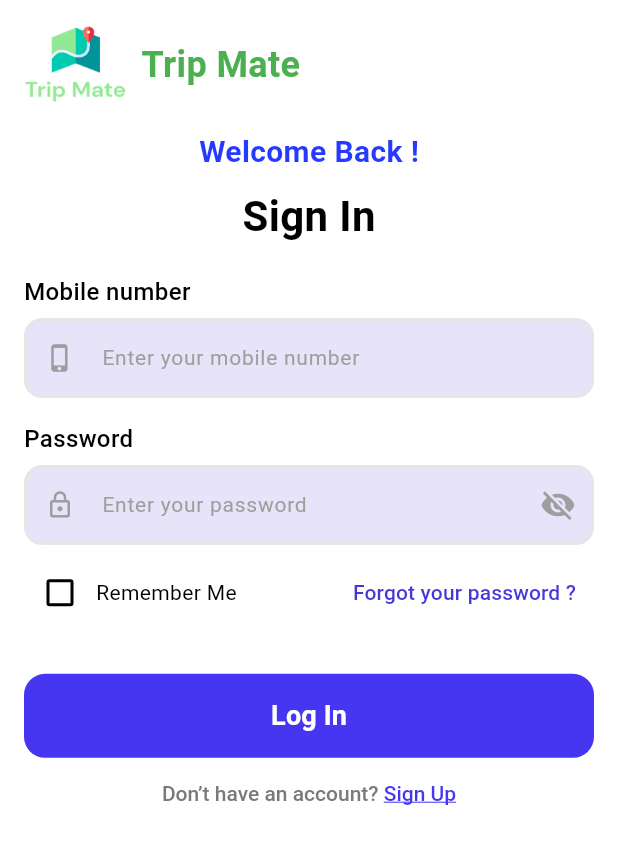
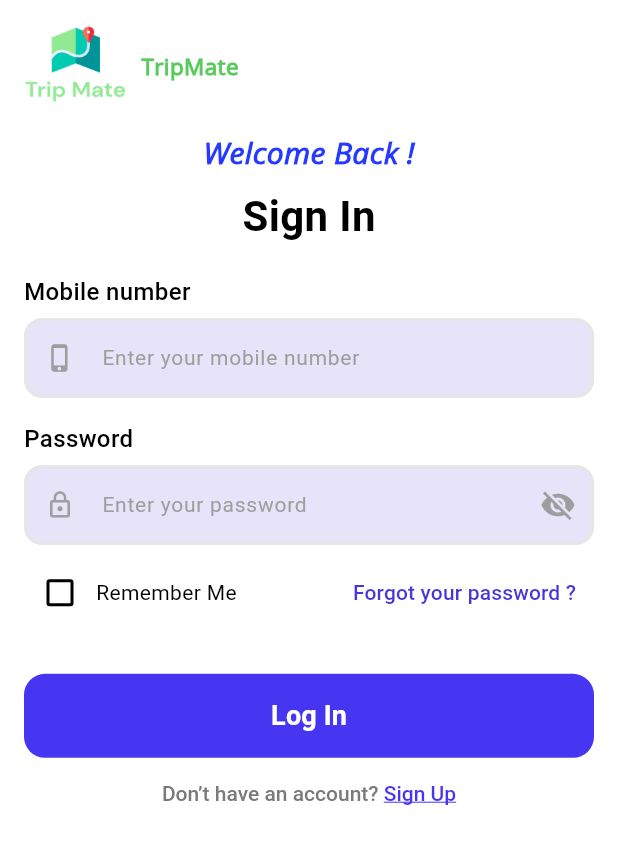
Before and after one commit to Rajukmahato/tripmates, a Flutter app: the LoginScreen screen opened directly, on a phone screen of 412 x 824 dp. Shown: the top 844 px of the screen. Run offline on Flutter 3.47's test engine with Material 3 defaults, Android fonts, the phone set to English and light mode, and no system bars.

```diff
--- a/lib/screens/login_screen.dart
+++ b/lib/screens/login_screen.dart
@@ -1,10 +1,10 @@
 import 'package:flutter/material.dart';
-import 'package:tripmates/screens/home_screen.dart';
 import 'package:tripmates/screens/register_screen.dart';
 import 'package:tripmates/utils/validator_util.dart';
 import 'package:tripmates/widgets/main_text_form_field.dart';
 import 'package:tripmates/widgets/my_button.dart';
 import 'package:flutter/gestures.dart';
+import 'package:tripmates/screens/bottom_navigation_screen.dart';
 
 class LoginScreen extends StatefulWidget {
   const LoginScreen({super.key});
@@ -46,11 +46,12 @@ class _LoginScreenState extends State<LoginScreen> {
                     ),
                     const SizedBox(width: 10),
                     const Text(
-                      "Trip Mate",
+                      "TripMate",
                       style: TextStyle(
-                        fontSize: 24,
+                        fontFamily: "OpenSans Regular",
+                        fontSize: 15,
                         fontWeight: FontWeight.w600,
-                        color: Color(0xFF4CAF50),
+                        color: Color.fromARGB(255, 89, 203, 93),
                       ),
                     ),
                   ],
@@ -61,6 +62,7 @@ class _LoginScreenState extends State<LoginScreen> {
                 Text(
                   "Welcome Back !",
                   style: TextStyle(
+                    fontFamily: "OpenSans Italic",
                     fontWeight: FontWeight.w600,
                     fontSize: titleFontSize,
                     color: const Color(0xFF2639FF),
@@ -148,7 +150,7 @@ class _LoginScreenState extends State<LoginScreen> {
                             Navigator.pushReplacement(
                               context,
                               MaterialPageRoute(
-                                builder: (context) => const DashboardScreen(),
+                                builder: (context) => const ButtonNavigationScreen(),
                               ),
                             );
                           }
--- a/lib/screens/splash_screen.dart
+++ b/lib/screens/splash_screen.dart
@@ -45,6 +45,7 @@ class _SplashScreenState extends State<SplashScreen> {
             Text(
               "Your Traveling Partner",
               style: TextStyle(
+                fontFamily: "OpenSans Italic",
                 color: Colors.white,
                 fontSize: fontSize,
                 fontWeight: FontWeight.w600,
```
Also changed, not shown: lib/main.dart (+26 -0 lines), lib/screens/bottom_screen/profile_screen.dart (added, +20 -0 lines), lib/screens/home_screen.dart (+28 -26 lines), lib/theme/theme_data.dart (added, +33 -0 lines), pubspec.yaml (+10 -6 lines), assets/fonts/OpenSans-Italic.ttf (added), assets/fonts/OpenSans-Regular.ttf (added), assets/fonts/Oswald-SemiBold.ttf (added).
